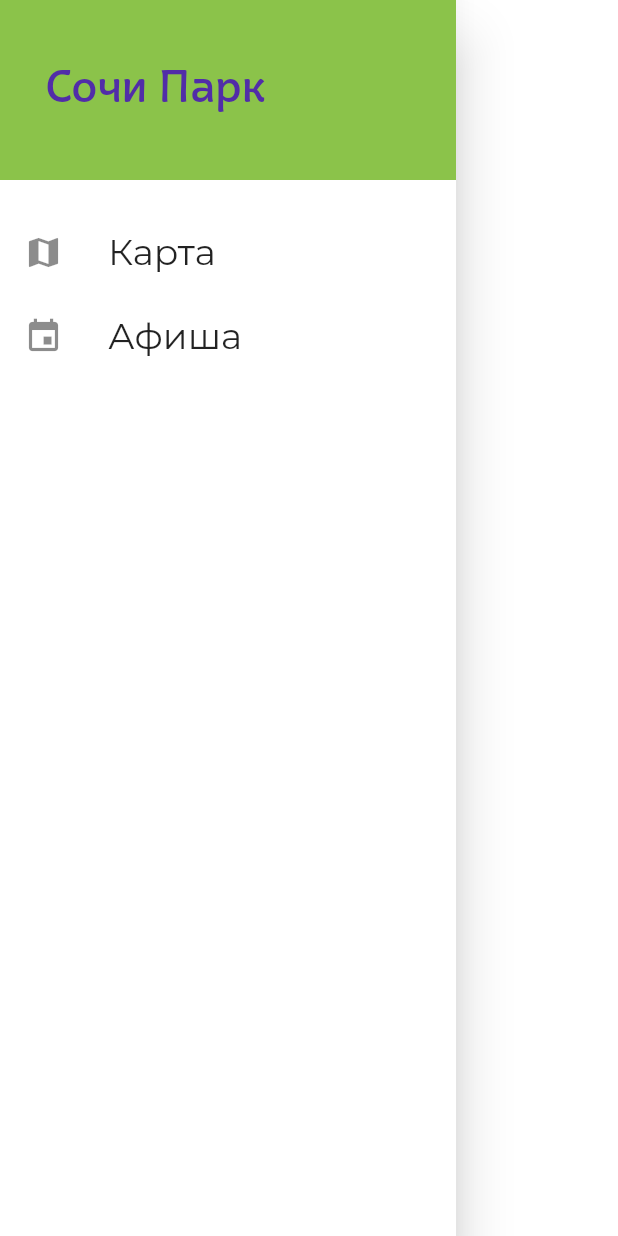
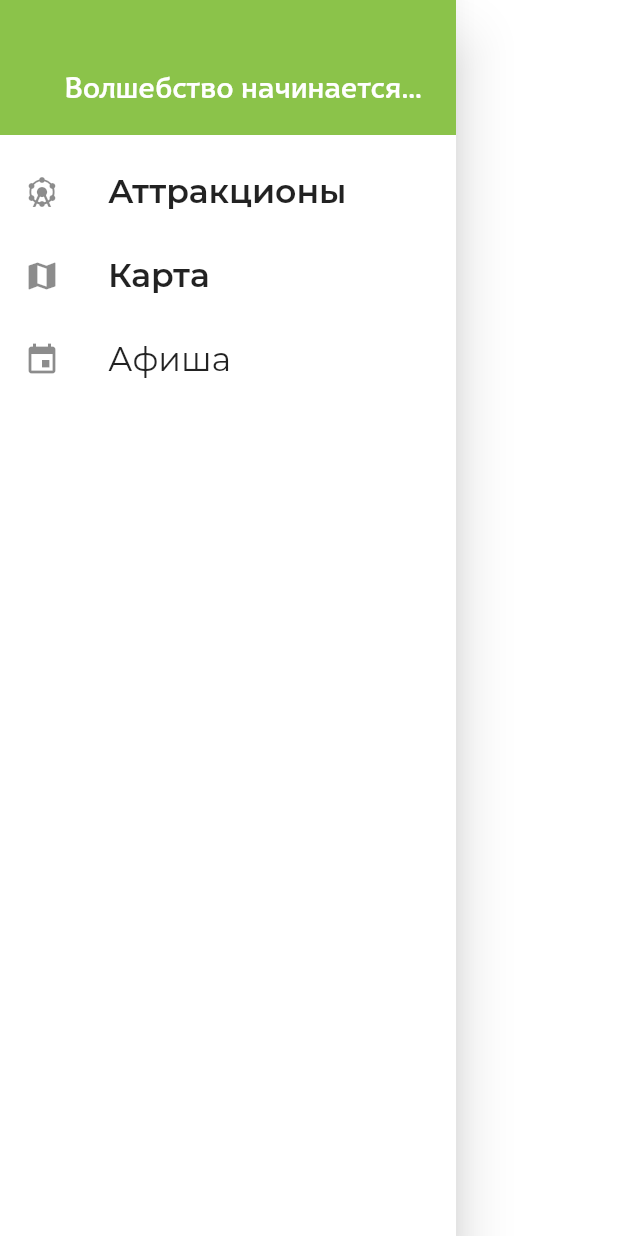
Before and after one commit to aspesivtsev/sochipark, a Flutter app: the MainDrawer widget shown alone on an empty page, opened directly, on a phone screen of 412 x 824 dp. Run offline on Flutter 3.47's test engine with Material 2 defaults, Android fonts, the phone set to English and light mode, and no system bars.

Commit message:
fixing a drawer

```diff
--- a/lib/widgets/main_drawer.dart
+++ b/lib/widgets/main_drawer.dart
@@ -7,45 +7,60 @@ class MainDrawer extends StatelessWidget {
       child: Column(
         children: <Widget>[
           Container(
-            height: 120,
+            height: 90,
             width: double.infinity,
-            padding: EdgeInsets.all(30),
-            alignment: Alignment.centerLeft,
+            // margin: EdgeInsets.all(20),
+            padding: EdgeInsets.only(top: 30, left: 20),
+            alignment: Alignment.center,
             color: Theme.of(context).accentColor,
             child: Text(
-              'Сочи Парк',
+              'Волшебство начинается...',
               style: TextStyle(
                   //fontWeight: FontWeight.w900,
-                  fontSize: 30,
-                  color: Theme.of(context).primaryColorDark),
+                  fontSize: 20,
+                  color: Colors.white),
             ),
           ),
           SizedBox(
-            height: 20,
+            height: 10,
+          ),
+          ListTile(
+            leading: Icon(
+              Icons.attractions,
+              size: 24,
+            ),
+            title: Text('Аттракционы',
+                style: TextStyle(
+                    fontFamily: 'Montserrat',
+                    fontSize: 22,
+                    fontWeight: FontWeight.bold)
+                //),
+                ),
+            onTap: () {},
           ),
           ListTile(
             leading: Icon(
               Icons.map,
-              size: 26,
+              size: 24,
             ),
             title: Text('Карта',
                 style: TextStyle(
-                  fontFamily: 'Montserrat',
-                  fontSize: 24,
-                )
-                //fontWeight: FontWeight.bold),
+                    fontFamily: 'Montserrat',
+                    fontSize: 22,
+                    fontWeight: FontWeight.bold)
+                //),
                 ),
             onTap: () {},
           ),
           ListTile(
             leading: Icon(
               Icons.event,
-              size: 26,
+              size: 24,
             ),
             title: Text('Афиша',
                 style: TextStyle(
                   fontFamily: 'Montserrat',
-                  fontSize: 24,
+                  fontSize: 22,
                 )
                 //fontWeight: FontWeight.bold),
                 ),
```
